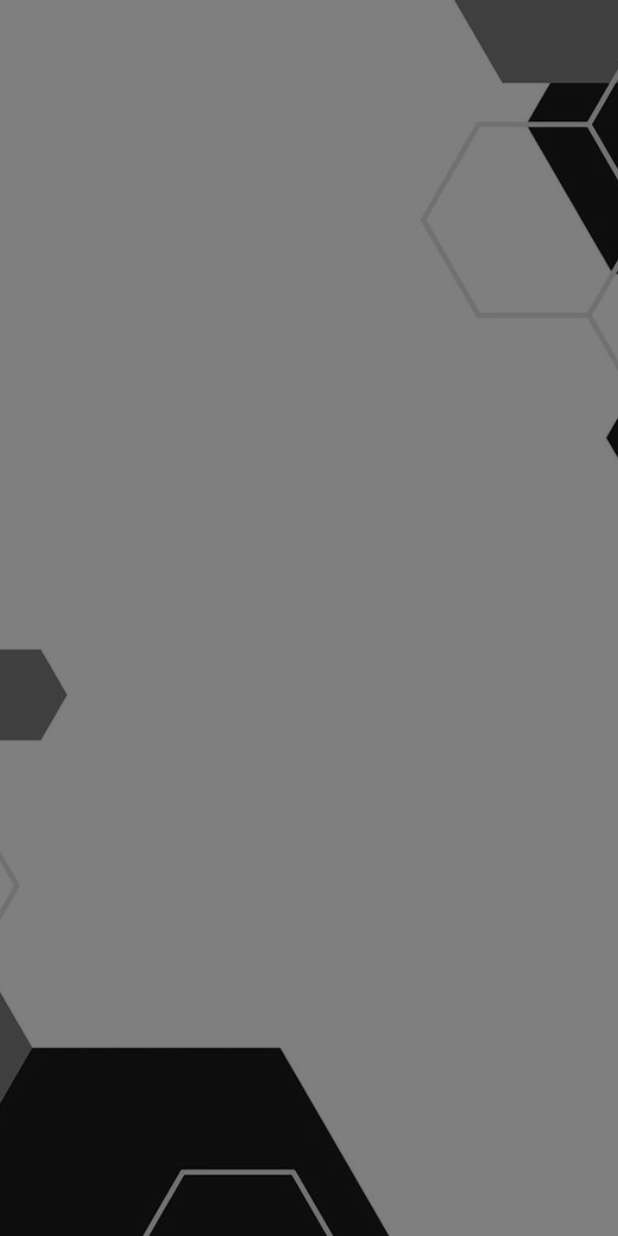
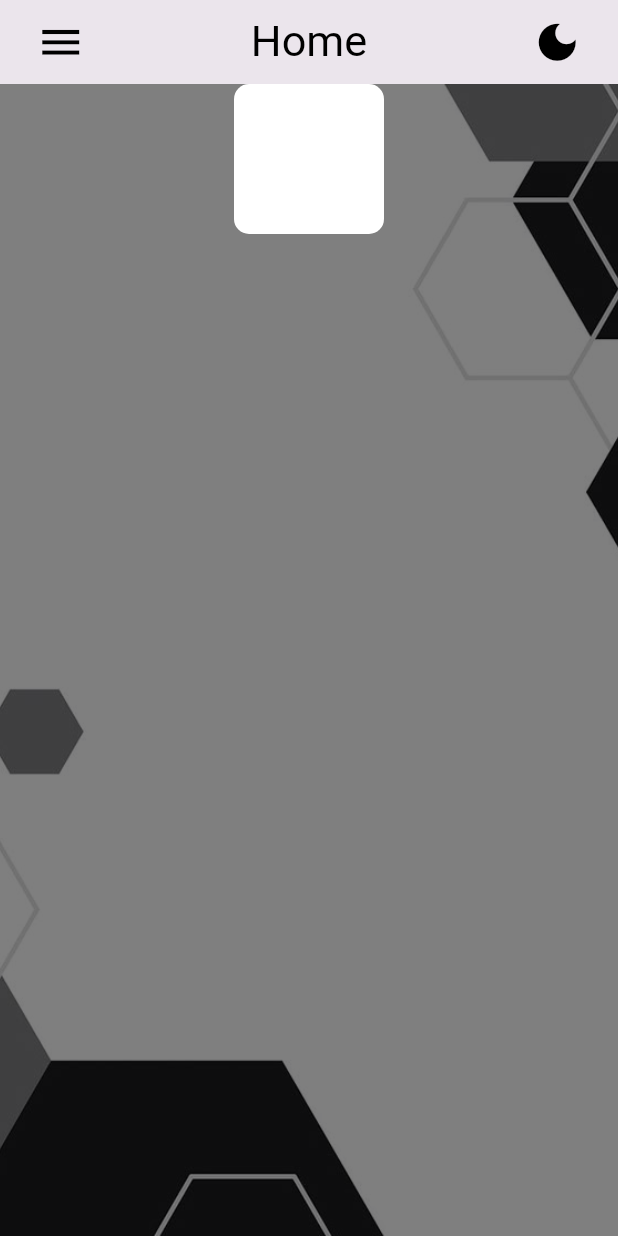
Before and after one commit to ela123/Ethiopian-Calendar-mibile-app, a Flutter app: the screen it shows after launch, on a phone screen of 412 x 824 dp. Run offline on Flutter 3.47's test engine with Material 3 defaults, Android fonts, the phone set to English and light mode, and no system bars; Roboto replaces fonts that are missing (Samantha).

Commit message:
change  list

```diff
--- /dev/null
+++ b/lib/appbar.dart
@@ -0,0 +1,48 @@
+import 'package:flutter/material.dart';
+
+class CustomAppBar extends StatelessWidget implements PreferredSizeWidget {
+  const CustomAppBar({super.key});
+
+  @override
+  Widget build(BuildContext context) {
+    // Get the screen width
+    final double screenWidth = MediaQuery.of(context).size.width;
+
+    return AppBar(
+      backgroundColor: const Color.fromARGB(27, 78, 75, 73),
+      title: Row(
+        mainAxisAlignment: MainAxisAlignment.spaceBetween,
+        crossAxisAlignment: CrossAxisAlignment.center,
+        children: [
+          IconButton(
+            onPressed: () {},
+            icon: Icon(
+              Icons.menu,
+              color: Colors.black,
+              size: screenWidth * 0.08, // Responsive icon size (8% of screen width)
+            ),
+          ),
+          Text(
+            'Home',
+            style: TextStyle(
+              fontSize: screenWidth * 0.07, // Responsive text size (7% of screen width)
+              fontFamily: 'Samantha',
+              color: Colors.black,
+            ),
+          ),
+          IconButton(
+            onPressed: () {},
+            icon: Icon(
+              Icons.dark_mode_sharp,
+              size: screenWidth * 0.08, // Responsive icon size
+              color: Colors.black,
+            ),
+          ),
+        ],
+      ),
+    );
+  }
+
+  @override
+  Size get preferredSize => const Size.fromHeight(kToolbarHeight);
+}
--- a/lib/background.dart
+++ b/lib/background.dart
@@ -5,18 +5,21 @@ class Background extends StatelessWidget {
 
   @override
   Widget build(BuildContext context) {
-    return Stack(
-      children: [
-        Positioned.fill(
-          child: Image.asset(
-            "assets/background.jpg",
-            fit: BoxFit.cover,
+    return Expanded(
+      child: Stack(
+        children: [
+          Positioned.fill(
+            child: Image.asset(
+              "assets/background.jpg", fit: BoxFit.cover,),
           ),
-        ),
-        Scaffold(
-          backgroundColor: Colors.black.withOpacity(0.5),
-        ),
-      ],
+           Positioned.fill(
+            child: Container(
+                color: Colors.black.withOpacity(0.5),
+
+            ),
+          ),
+        ],
+      ),
     );
   }
 }
--- a/lib/homelist.dart
+++ b/lib/homelist.dart
@@ -6,7 +6,7 @@ class Homelist extends StatelessWidget {
   @override
   Widget build(BuildContext context) {
     return Scaffold(
-      body: Background(),
+      body: Center(child: Background()),
       );
   }
 }
--- a/lib/list.dart
+++ b/lib/list.dart
@@ -1,12 +1,54 @@
 import 'package:flutter/material.dart';
 import 'background.dart';
+import 'appbar.dart';
+
 class Listmenu extends StatelessWidget {
   const Listmenu({super.key});
 
   @override
   Widget build(BuildContext context) {
     return Scaffold(
-      body: Background(),
+      appBar: CustomAppBar(),
+      body: Stack(
+  children: [
+    Background(), // background at the bottom
+    Center(       // text at the center
+      child: Container(
+        child: Column(
+          children: [
+            Container(
+              height: 100,
+              width: 100,
+              decoration: BoxDecoration(
+                color: Colors.white,
+                borderRadius: BorderRadius.circular(10),
+              ),
+
+            ),
+          ],
+        ),
+
+      ),
+    ),
+
+  ],
+),
     );
-  }
+    }
+    }
+
+Widget customText(String text) {
+  return Text(
+    text,
+    style: const TextStyle(fontSize: 24, color: Colors.blue),
+  );
 }
+
+Widget customButton(String label) {
+  return ElevatedButton(
+    onPressed: () {
+      // Do something
+    },
+    child: Text(label),
+  );
+}
```
Also changed, not shown: lib/home.dart (+13 -8 lines).
